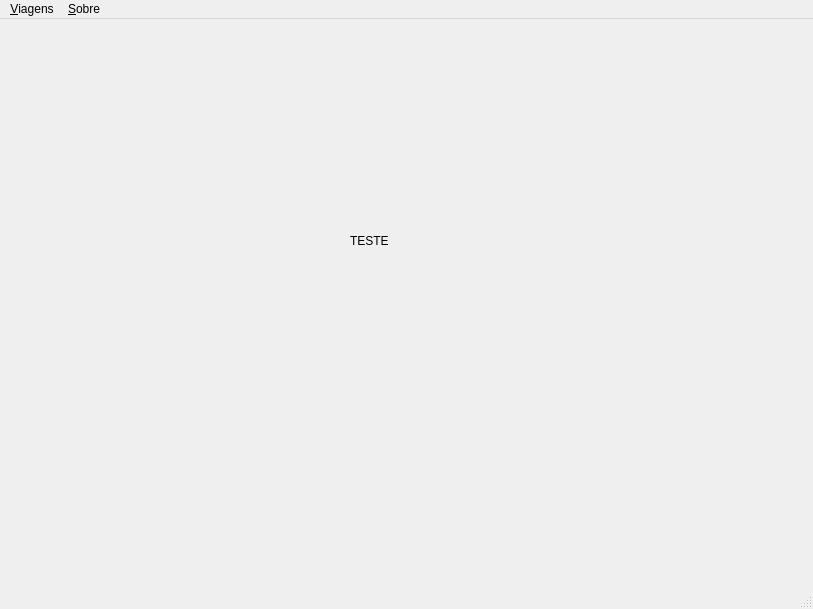
First picture: the form in mainwindow.ui, repository daiogocrs/MotoPlanner, before the edit.
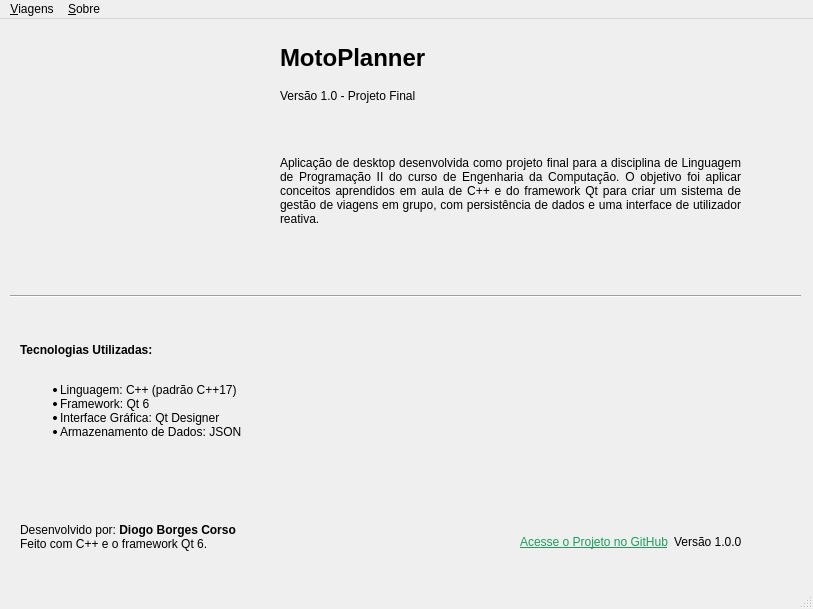
Second picture: the form after the edit. Icons and pictures are not drawn. Custom widgets are drawn as their Qt base class.

The edit to the form file:
```diff
--- a/mainwindow.ui
+++ b/mainwindow.ui
@@ -19,8 +19,8 @@
      <rect>
       <x>0</x>
       <y>-8</y>
-      <width>801</width>
-      <height>571</height>
+      <width>811</width>
+      <height>561</height>
      </rect>
     </property>
     <property name="currentIndex">
@@ -81,18 +81,167 @@
      </widget>
     </widget>
     <widget class="QWidget" name="page_12">
-     <widget class="QLabel" name="label">
+     <widget class="QFrame" name="frame">
       <property name="geometry">
        <rect>
-        <x>350</x>
-        <y>220</y>
-        <width>63</width>
-        <height>20</height>
+        <x>10</x>
+        <y>20</y>
+        <width>791</width>
+        <height>531</height>
        </rect>
       </property>
-      <property name="text">
-       <string>TESTE</string>
+      <property name="frameShape">
+       <enum>QFrame::Shape::HLine</enum>
       </property>
+      <property name="frameShadow">
+       <enum>QFrame::Shadow::Sunken</enum>
+      </property>
+      <widget class="QLabel" name="lblIconeSobre">
+       <property name="geometry">
+        <rect>
+         <x>20</x>
+         <y>10</y>
+         <width>231</width>
+         <height>211</height>
+        </rect>
+       </property>
+       <property name="maximumSize">
+        <size>
+         <width>500</width>
+         <height>500</height>
+        </size>
+       </property>
+       <property name="text">
+        <string/>
+       </property>
+       <property name="pixmap">
+        <pixmap resource="Imagens.qrc">:/imagens/MotoPlannerIcon.png</pixmap>
+       </property>
+       <property name="scaledContents">
+        <bool>true</bool>
+       </property>
+      </widget>
+      <widget class="QLabel" name="label">
+       <property name="geometry">
+        <rect>
+         <x>270</x>
+         <y>90</y>
+         <width>461</width>
+         <height>141</height>
+        </rect>
+       </property>
+       <property name="layoutDirection">
+        <enum>Qt::LayoutDirection::LeftToRight</enum>
+       </property>
+       <property name="text">
+        <string>&lt;html&gt;&lt;head/&gt;&lt;body&gt;&lt;p align=&quot;justify&quot;&gt;Aplicação de desktop desenvolvida como projeto final para a disciplina de Linguagem de Programação II do curso de Engenharia da Computação. O objetivo foi aplicar conceitos aprendidos em aula de C++ e do framework Qt para criar um sistema de gestão de viagens em grupo, com persistência de dados e uma interface de utilizador reativa.&lt;/p&gt;&lt;/body&gt;&lt;/html&gt;</string>
+       </property>
+       <property name="wordWrap">
+        <bool>true</bool>
+       </property>
+      </widget>
+      <widget class="QLabel" name="lblCreditosSobre">
+       <property name="geometry">
+        <rect>
+         <x>10</x>
+         <y>480</y>
+         <width>267</width>
+         <height>52</height>
+        </rect>
+       </property>
+       <property name="text">
+        <string>&lt;html&gt;&lt;head/&gt;&lt;body&gt;&lt;p&gt;Desenvolvido por: &lt;span style=&quot; font-weight:700;&quot;&gt;Diogo Borges Corso &lt;br/&gt;&lt;/span&gt;Feito com C++ e o framework Qt 6.&lt;/p&gt;&lt;/body&gt;&lt;/html&gt;</string>
+       </property>
+      </widget>
+      <widget class="QLabel" name="label_4">
+       <property name="geometry">
+        <rect>
+         <x>10</x>
+         <y>280</y>
+         <width>621</width>
+         <height>161</height>
+        </rect>
+       </property>
+       <property name="text">
+        <string>&lt;b&gt;Tecnologias Utilizadas:&lt;/b&gt;&lt;br&gt;
+&lt;ul&gt;
+&lt;li&gt;Linguagem: C++ (padrão C++17)&lt;/li&gt;
+&lt;li&gt;Framework: Qt 6&lt;/li&gt;
+&lt;li&gt;Interface Gráfica: Qt Designer&lt;/li&gt;
+&lt;li&gt;Armazenamento de Dados: JSON&lt;/li&gt;
+&lt;/ul&gt;</string>
+       </property>
+       <property name="textFormat">
+        <enum>Qt::TextFormat::RichText</enum>
+       </property>
+      </widget>
+      <widget class="QWidget" name="">
+       <property name="geometry">
+        <rect>
+         <x>510</x>
+         <y>500</y>
+         <width>269</width>
+         <height>22</height>
+        </rect>
+       </property>
+       <layout class="QHBoxLayout" name="horizontalLayout_3">
+        <item>
+         <widget class="QLabel" name="lblLinkSobre">
+          <property name="text">
+           <string>&lt;html&gt;&lt;head/&gt;&lt;body&gt;&lt;p&gt;&lt;a href=&quot;https://github.com/daiogocrs/motoplanner&quot;&gt;&lt;span style=&quot; text-decoration: underline; color:#1f9b5d;&quot;&gt;Acesse o Projeto no GitHub&lt;/span&gt;&lt;/a&gt;&lt;/p&gt;&lt;/body&gt;&lt;/html&gt;</string>
+          </property>
+          <property name="textFormat">
+           <enum>Qt::TextFormat::RichText</enum>
+          </property>
+          <property name="openExternalLinks">
+           <bool>true</bool>
+          </property>
+         </widget>
+        </item>
+        <item>
+         <widget class="QLabel" name="lblVersaoSobre">
+          <property name="text">
+           <string>Versão 1.0.0</string>
+          </property>
+         </widget>
+        </item>
+       </layout>
+      </widget>
+      <widget class="QWidget" name="">
+       <property name="geometry">
+        <rect>
+         <x>270</x>
+         <y>10</y>
+         <width>211</width>
+         <height>71</height>
+        </rect>
+       </property>
+       <layout class="QVBoxLayout" name="verticalLayout_3">
+        <item>
+         <widget class="QLabel" name="lblNomeAppSobre">
+          <property name="font">
+           <font>
+            <pointsize>18</pointsize>
+            <bold>true</bold>
+           </font>
+          </property>
+          <property name="text">
+           <string>MotoPlanner</string>
+          </property>
+         </widget>
+        </item>
+        <item>
+         <widget class="QLabel" name="lblDescricaoSobre">
+          <property name="text">
+           <string>Versão 1.0 - Projeto Final</string>
+          </property>
+          <property name="wordWrap">
+           <bool>true</bool>
+          </property>
+         </widget>
+        </item>
+       </layout>
+      </widget>
      </widget>
     </widget>
     <widget class="QWidget" name="page">
```
Left out of the diff: 4 changed lines with no effect on the pictures.
